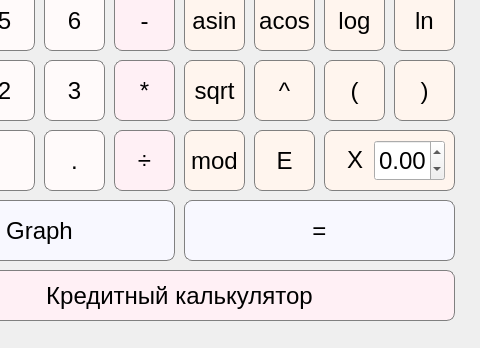
JettaJac/Calc_2.0, file src/a_vier_QT/mainwindow.ui: the form before one commit; both pictures show x 126 to 606 and y 190 to 538 of the 606 by 538 pixel window.
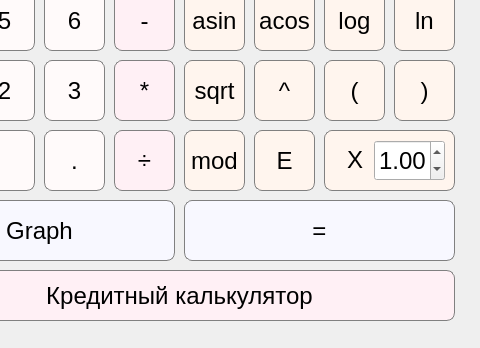
The form after the commit.

Commit message: 2023.09.20_13:32_Поправила QT, теперь сбрасывается значение, при написание нового

```diff
--- a/src/a_vier_QT/mainwindow.ui
+++ b/src/a_vier_QT/mainwindow.ui
@@ -1209,7 +1209,7 @@
      <double>10000000.000000000000000</double>
     </property>
     <property name="value">
-     <double>0.000000000000000</double>
+     <double>1.000000000000000</double>
     </property>
    </widget>
    <widget class="QPushButton" name="pushButton_graph">
```
The commit also changes 2 other files.
